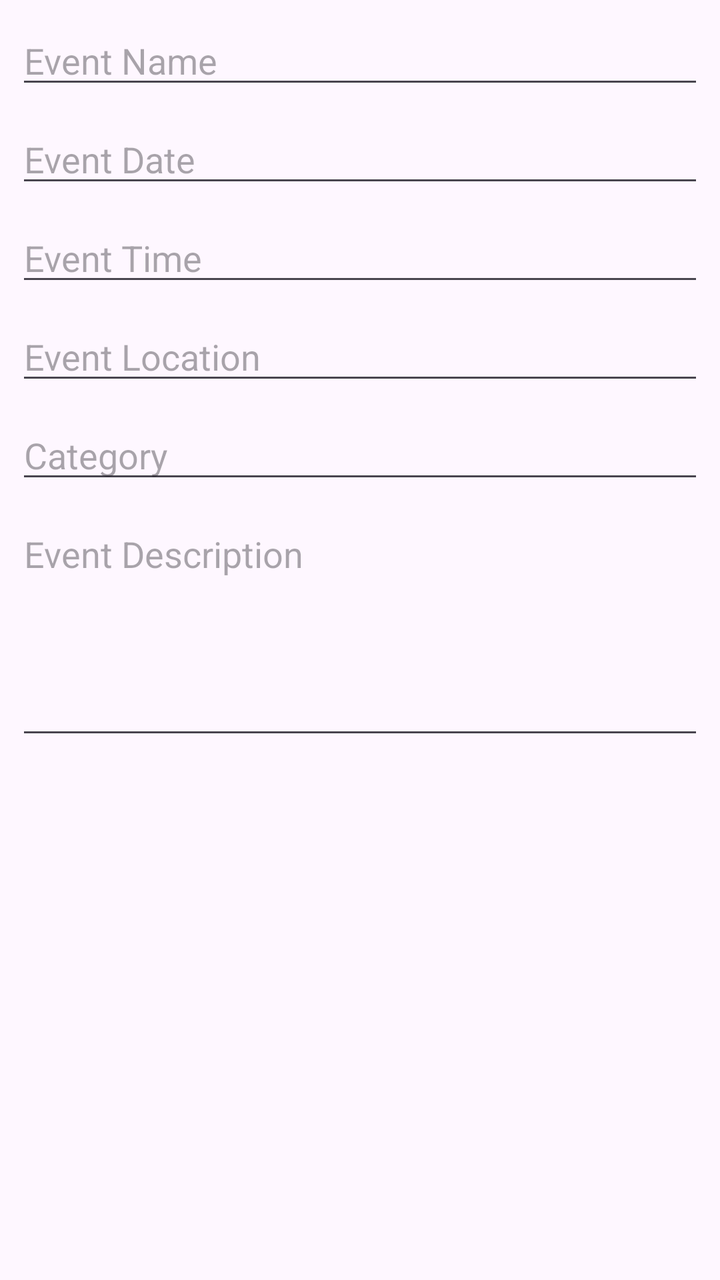
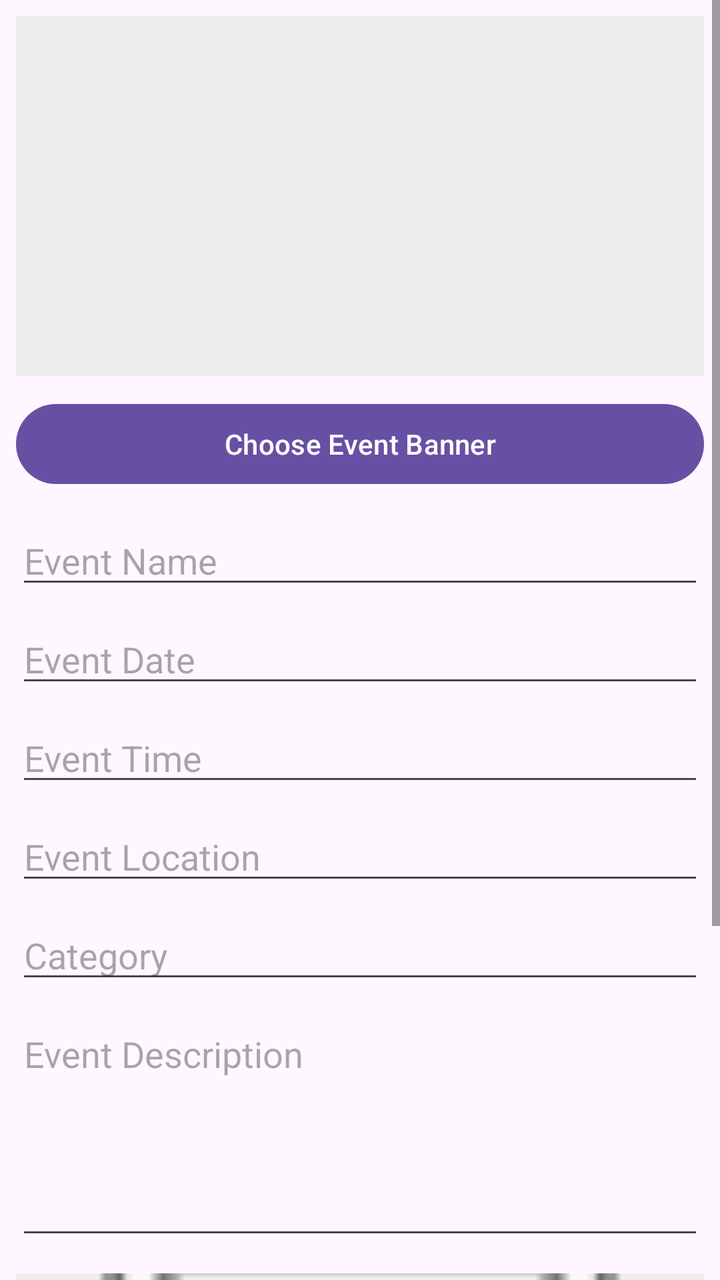

Compare the two renders of this Android layout. The source of the first and the diff that turns it into the second are given below.
<!-- AndroidManifest.xml: application theme Theme.Festive_hub -->
<!-- res/layout/dialog_event_form.xml -->
<?xml version="1.0" encoding="utf-8"?>
<ScrollView
    xmlns:android="http://schemas.android.com/apk/res/android"
    android:layout_width="match_parent"
    android:layout_height="wrap_content">

    <LinearLayout
        android:layout_width="match_parent"
        android:layout_height="wrap_content"
        android:orientation="vertical"
        android:padding="8dp">

        <EditText
            android:id="@+id/etEventName"
            android:layout_width="match_parent"
            android:layout_height="wrap_content"
            android:hint="Event Name"
            android:inputType="textCapSentences" />

        <EditText
            android:id="@+id/etEventDate"
            android:layout_width="match_parent"
            android:layout_height="wrap_content"
            android:layout_marginTop="8dp"
            android:hint="Event Date"
            android:inputType="text" />

        <EditText
            android:id="@+id/etEventTime"
            android:layout_width="match_parent"
            android:layout_height="wrap_content"
            android:layout_marginTop="8dp"
            android:hint="Event Time"
            android:inputType="text" />

        <EditText
            android:id="@+id/etEventLocation"
            android:layout_width="match_parent"
            android:layout_height="wrap_content"
            android:layout_marginTop="8dp"
            android:hint="Event Location"
            android:inputType="textCapSentences" />

        <EditText
            android:id="@+id/etEventCategory"
            android:layout_width="match_parent"
            android:layout_height="wrap_content"
            android:layout_marginTop="8dp"
            android:hint="Category"
            android:inputType="textCapSentences" />

        <EditText
            android:id="@+id/etEventDescription"
            android:layout_width="match_parent"
            android:layout_height="120dp"
            android:layout_marginTop="8dp"
            android:gravity="top"
            android:hint="Event Description"
            android:inputType="textMultiLine" />

    </LinearLayout>

</ScrollView>
<!-- resources referenced by this layout -->
<resources>
  <style name="Theme.Festive_hub" parent="Base.Theme.Festive_hub" />
  <style name="Base.Theme.Festive_hub" parent="Theme.Material3.DayNight.NoActionBar">
          
          
      </style>
</resources>

<!-- the commit's change to res/layout/dialog_event_form.xml (unified diff, before → after) -->
@@ -10,10 +10,27 @@
         android:orientation="vertical"
         android:padding="8dp">
 
+        <ImageView
+            android:id="@+id/ivEventBanner"
+            android:layout_width="match_parent"
+            android:layout_height="180dp"
+            android:layout_marginBottom="10dp"
+            android:background="#EEEEEE"
+            android:contentDescription="Event Banner"
+            android:scaleType="centerCrop" />
+
+        <Button
+            android:id="@+id/btnChooseBanner"
+            android:layout_width="match_parent"
+            android:layout_height="48dp"
+            android:text="Choose Event Banner"
+            android:textAllCaps="false" />
+
         <EditText
             android:id="@+id/etEventName"
             android:layout_width="match_parent"
             android:layout_height="wrap_content"
+            android:layout_marginTop="12dp"
             android:hint="Event Name"
             android:inputType="textCapSentences" />
 
@@ -58,6 +75,24 @@
             android:hint="Event Description"
             android:inputType="textMultiLine" />
 
+        <ImageView
+            android:id="@+id/ivEventBanner"
+            android:layout_width="match_parent"
+            android:layout_height="180dp"
+            android:layout_marginTop="12dp"
+            android:background="#EEEEEE"
+            android:scaleType="centerCrop"
+            android:src="@android:drawable/ic_menu_gallery"
+            android:contentDescription="Event banner" />
+
+        <Button
+            android:id="@+id/btnSelectBanner"
+            android:layout_width="match_parent"
+            android:layout_height="50dp"
+            android:layout_marginTop="10dp"
+            android:text="Select Event Banner"
+            android:textAllCaps="false" />
+
     </LinearLayout>
 
 </ScrollView>
